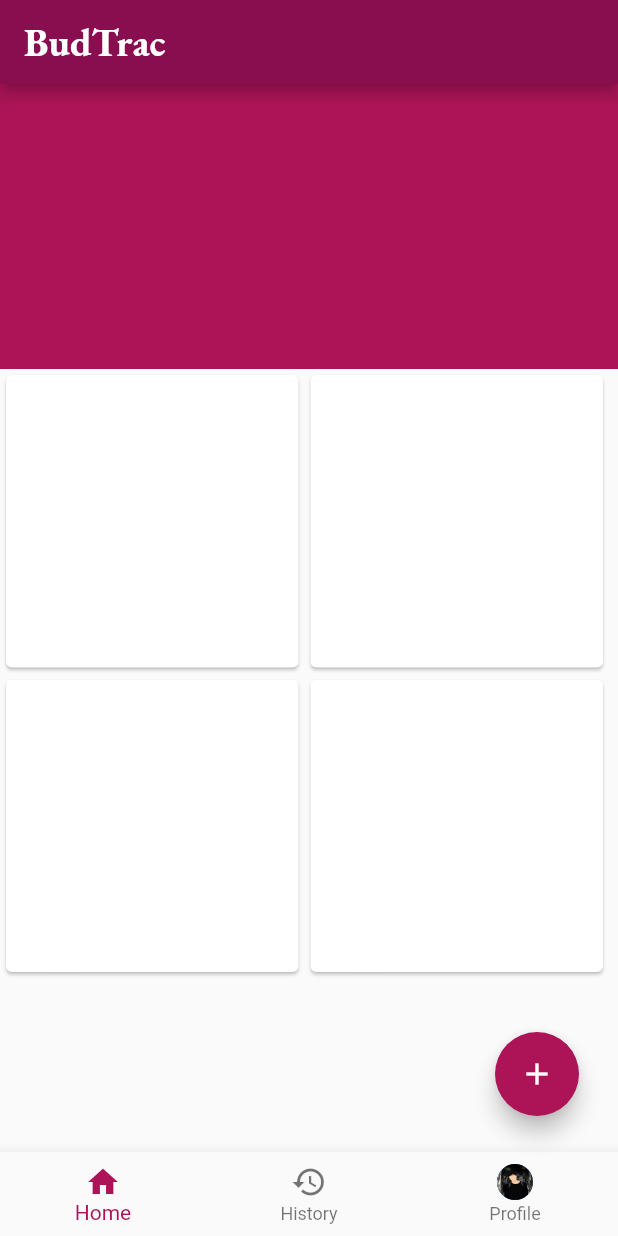
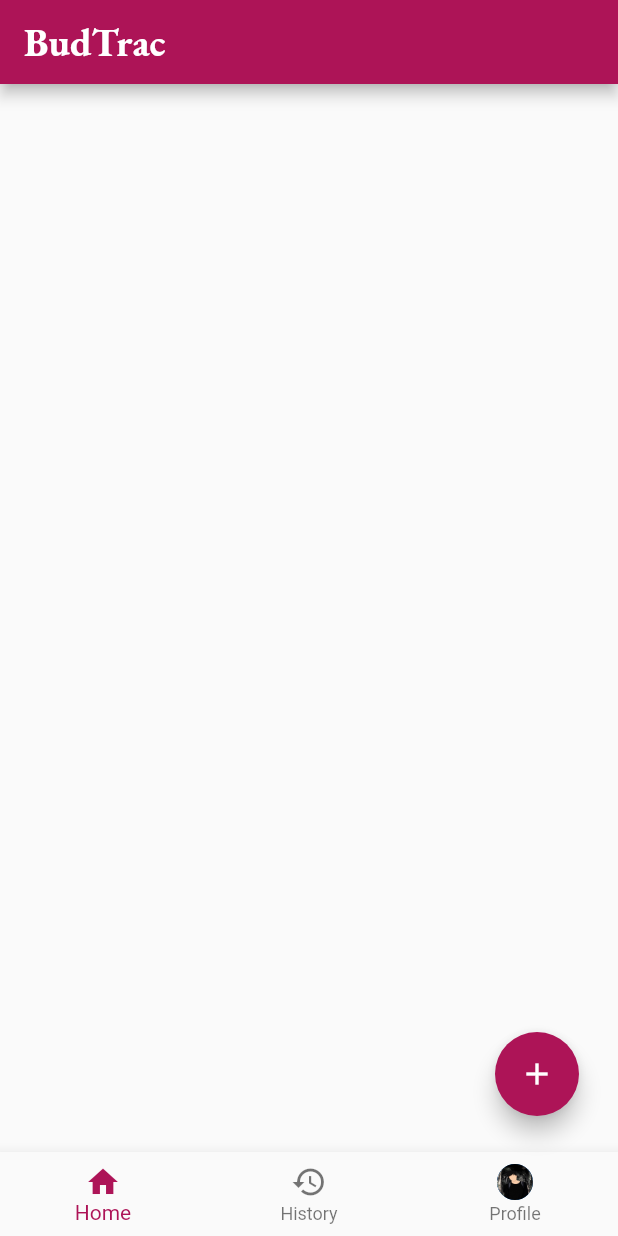
Before and after one commit to robanu-dk/budtrac_app, a Flutter app: the screen it shows after launch, after a tap on "Log in", on a phone screen of 412 x 824 dp. Run offline on Flutter 3.47's test engine with Material 2 defaults, Android fonts, the phone set to English and light mode, and no system bars.

Commit message:
clean content home and profile

```diff
--- a/lib/pages/home.dart
+++ b/lib/pages/home.dart
@@ -12,7 +12,7 @@ class Homepage extends StatelessWidget {
   Widget build(BuildContext context) {
     return Scaffold(
       appBar: AppBar(
-        backgroundColor: Colors.pink[900],
+        backgroundColor: Colors.pink[800],
         title: Text(
           "BudTrac",
           style: TextStyle(fontFamily: 'EBGaramond', fontSize: 26),
@@ -21,21 +21,21 @@ class Homepage extends StatelessWidget {
       body: ListView(children: [
         Container(
           height: 190,
-          color: Colors.pink[800],
+          // color: Colors.pink[800],
         ),
         SingleChildScrollView(
           scrollDirection: Axis.horizontal,
           child: Row(
-            // crossAxisAlignment: CrossAxisAlignment.end,
-            children: [Fitur(), Fitur()],
-          ),
+              // crossAxisAlignment: CrossAxisAlignment.end,
+              // children: [Fitur(), Fitur()],
+              ),
         ),
         SingleChildScrollView(
           scrollDirection: Axis.horizontal,
           child: Row(
-            // crossAxisAlignment: CrossAxisAlignment.end,
-            children: [Fitur(), Fitur()],
-          ),
+              // crossAxisAlignment: CrossAxisAlignment.end,
+              // children: [Fitur(), Fitur()],
+              ),
         )
       ]),
       floatingActionButton: Padding(
--- a/lib/pages/profile.dart
+++ b/lib/pages/profile.dart
@@ -19,11 +19,11 @@ class ProfilePage extends StatelessWidget {
         child: Column(children: [
           Container(
             height: 400,
-            color: Colors.red,
+            // color: Colors.red,
           ),
           Container(
             height: 400,
-            color: Colors.blue,
+            // color: Colors.blue,
           )
         ]),
       ),
--- a/lib/pages/splash.dart
+++ b/lib/pages/splash.dart
@@ -30,12 +30,36 @@ class _SplashPageState extends State<SplashPage> {
     return Scaffold(
       backgroundColor: Colors.pink[800],
       body: Center(
-        child: Container(
-            width: 270,
-            height: 270,
-            child: Image(
-              image: AssetImage('images/gif logo.gif'),
-            )),
+        child: Column(
+          mainAxisAlignment: MainAxisAlignment.center,
+          children: [
+            Container(
+              width: 270,
+              height: 270,
+              child: Image(
+                image: AssetImage('images/gif logo.gif'),
+              ),
+            ),
+            Padding(
+              padding: const EdgeInsets.only(top: 12),
+              child: Text(
+                'BudTrac',
+                style: TextStyle(
+                    fontFamily: 'EBGaramond',
+                    fontSize: 40,
+                    color: Colors.white),
+              ),
+            ),
+            Padding(
+              padding: const EdgeInsets.only(top: 2),
+              child: Text(
+                "\"Budget Tracks - Expense Tracker\"",
+                style: TextStyle(
+                    fontFamily: 'Times', fontSize: 18, color: Colors.white),
+              ),
+            )
+          ],
+        ),
       ),
     );
   }
```
